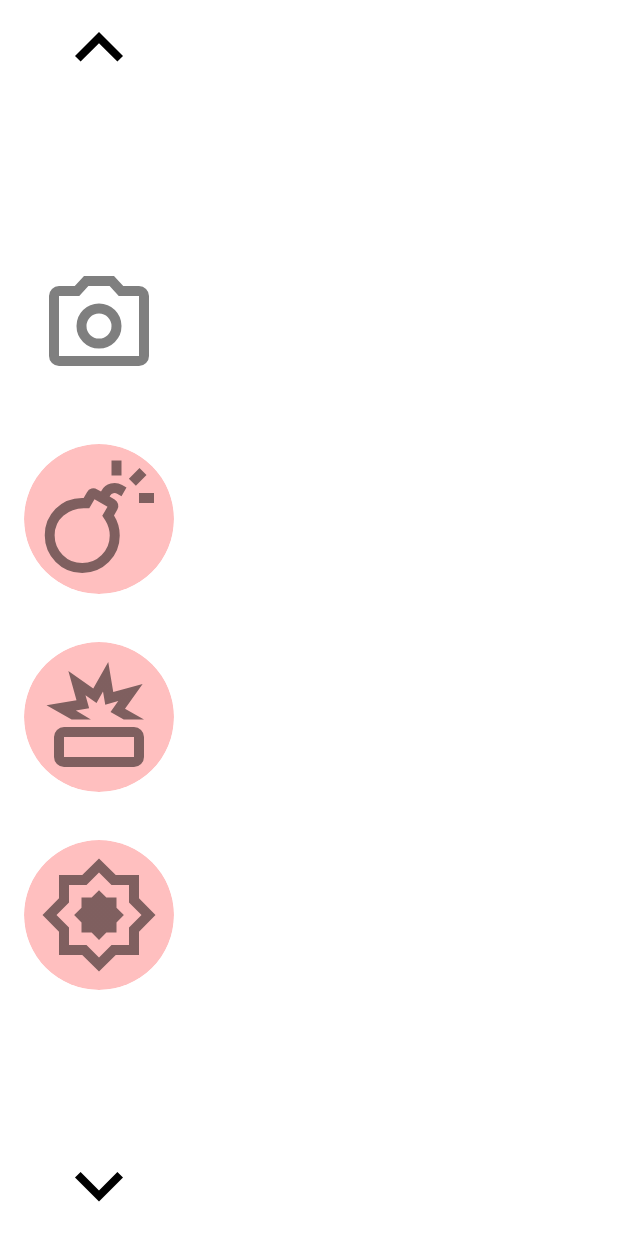
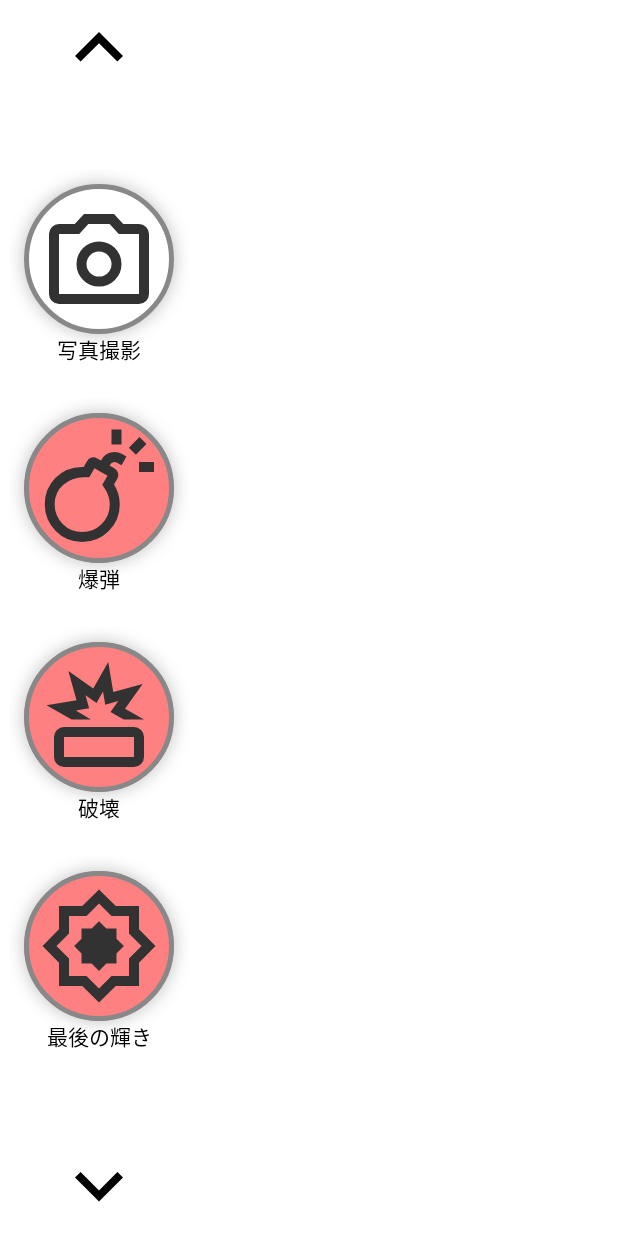
Before and after one commit to lotus-root-monster/bad-camera-application, an Android app built with Jetpack Compose: the @Preview function ForHorizontalPreview, on a phone screen of 412 x 824 dp. Run offline under Robolectric (Android 15) with nearby library versions, the phone set to English and light mode, and no system bars.

Commit message:
ボタンがボタンとして認識できなかったのでデザインを変更

```diff
--- a/app/src/main/java/com/example/badcameraapplication/ui/camera/util/CameraButtons.kt
+++ b/app/src/main/java/com/example/badcameraapplication/ui/camera/util/CameraButtons.kt
@@ -25,6 +25,7 @@ import androidx.compose.foundation.verticalScroll
 import androidx.compose.material3.Icon
 import androidx.compose.material3.IconButton
 import androidx.compose.material3.IconButtonDefaults
+import androidx.compose.material3.Text
 import androidx.compose.runtime.Composable
 import androidx.compose.runtime.derivedStateOf
 import androidx.compose.runtime.getValue
@@ -252,7 +253,7 @@ private fun CameraButtons(
             currentVandalismType = null,
             iconResId = R.drawable.ic_cancel,
             contentDescription = "停止",
-            backgroundColor = Color.Green.copy(alpha = 0.5f),
+            backgroundColor = Color(0xFF80FF80),
             onClick = onCancelVandalism,
         )
     }
@@ -267,17 +268,32 @@ private fun CameraButtons(
                 it.currentVandalismType == currentVandalismType
         val buttonParam = if (isSelected) cancelButton else it
 
+        Column(
+            modifier = Modifier.padding(16.dp),
+            horizontalAlignment = Alignment.CenterHorizontally,
+        ) {
             IconButton(
                 onClick = buttonParam.onClick,
                 modifier = Modifier
-                .padding(16.dp)
-                .size(100.dp),
+                    .size(100.dp)
+                    .border(
+                        width = 3.dp,
+                        color = Color.Gray,
+                        shape = CircleShape,
+                    )
+                    .dropShadow(
+                        shape = CircleShape,
+                        shadow = Shadow(
+                            radius = 10.dp,
+                            color = Color.Black.copy(alpha = 0.25f),
+                        )
+                    ),
                 shape = CircleShape,
                 colors = IconButtonDefaults.iconButtonColors(
                     containerColor = buttonParam.backgroundColor,
-                contentColor = Color.Black.copy(alpha = 0.5f),
-                disabledContainerColor = Color.Unspecified,
-                disabledContentColor = Color.Black.copy(alpha = 0.25f),
+                    contentColor = Color(0xFF323232),
+                    disabledContainerColor = Color.DarkGray,
+                    disabledContentColor = Color.Gray,
                 ),
                 enabled = currentVandalismType == null || isSelected
             ) {
@@ -288,6 +304,8 @@ private fun CameraButtons(
                         .padding(10.dp)
                         .fillMaxSize(),
                 )
+            }
+            Text(text = it.contentDescription)
         }
     }
 }
@@ -301,29 +319,29 @@ private fun cameraButtons(
     CameraButton(
         currentVandalismType = null,
         iconResId = R.drawable.ic_camera,
-        contentDescription = "カメラ",
-        backgroundColor = Color.White.copy(alpha = 0.5f),
+        contentDescription = "写真撮影",
+        backgroundColor = Color.White,
         onClick = onCameraCLick,
     ),
     CameraButton(
         currentVandalismType = VandalismType.BOMB,
         iconResId = R.drawable.ic_bomb,
         contentDescription = "爆弾",
-        backgroundColor = Color.Red.copy(alpha = 0.25f),
+        backgroundColor = Color(0xFFFF8080),
         onClick = onBombClick,
     ),
     CameraButton(
         currentVandalismType = VandalismType.DESTRUCTION,
         iconResId = R.drawable.ic_destruction,
         contentDescription = "破壊",
-        backgroundColor = Color.Red.copy(alpha = 0.25f),
+        backgroundColor = Color(0xFFFF8080),
         onClick = onDestructionClick,
     ),
     CameraButton(
         currentVandalismType = VandalismType.EXPLOSION,
         iconResId = R.drawable.ic_explosion,
         contentDescription = "最後の輝き",
-        backgroundColor = Color.Red.copy(alpha = 0.25f),
+        backgroundColor = Color(0xFFFF8080),
         onClick = onExplosionClick,
     )
 )
@@ -346,7 +364,7 @@ private fun ForVerticalPreview() {
     }
 }
 
-@Preview(heightDp = 400)
+@Preview(heightDp = 400, showBackground = true)
 @Composable
 private fun ForHorizontalPreview() {
     Box {
@@ -363,3 +381,21 @@ private fun ForHorizontalPreview() {
         )
     }
 }
+
+@Preview
+@Composable
+private fun SelectedPreview() {
+    Box {
+        ForVerticalLayout(
+            currentVandalismType = VandalismType.BOMB,
+            scrollState = ScrollState(0),
+            canScrollBackward = true,
+            canScrollForward = true,
+            onCameraClick = {},
+            onBombClick = {},
+            onDestructionClick = {},
+            onExplosionClick = {},
+            onCancelVandalism = {},
+        )
+    }
+}
```
Lines whose indentation alone changed are shown as unchanged.
